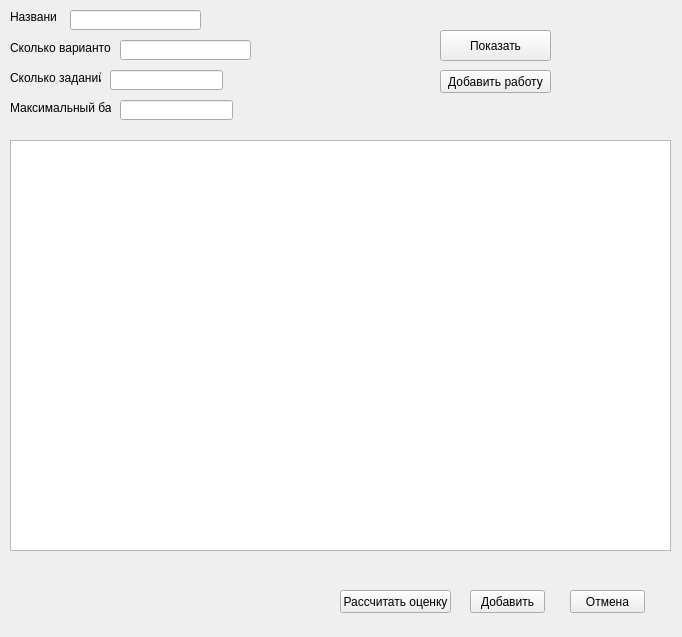
Before: the Qt Designer form for_table.ui in dizonos/StaPoR, drawn with Qt 5.
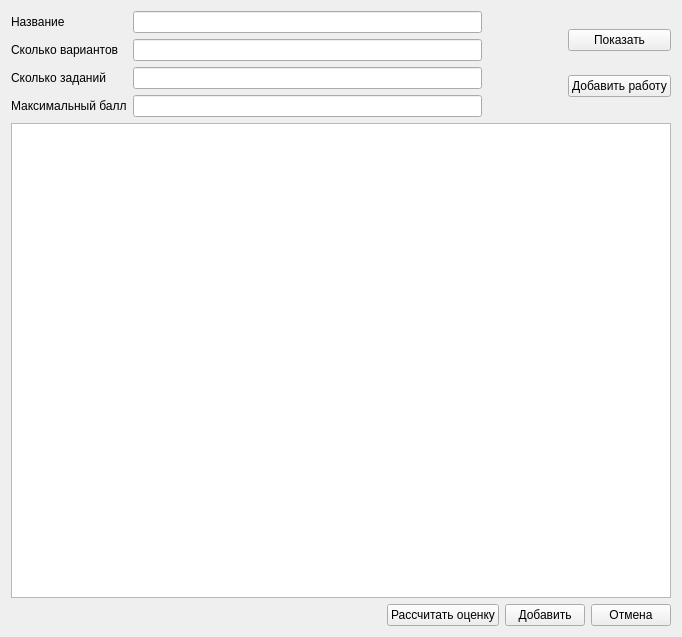
After: the same form once the commit is applied.

What changed in the file:
```diff
--- a/for_table.ui
+++ b/for_table.ui
@@ -13,139 +13,108 @@
   <property name="windowTitle">
    <string>Form</string>
   </property>
-  <widget class="QLineEdit" name="lineEdit">
-   <property name="geometry">
-    <rect>
-     <x>70</x>
-     <y>10</y>
-     <width>131</width>
-     <height>20</height>
-    </rect>
-   </property>
-  </widget>
+  <layout class="QGridLayout" name="gridLayout">
+   <item row="0" column="0">
+    <layout class="QVBoxLayout" name="verticalLayout_2">
+     <item>
+      <layout class="QHBoxLayout" name="horizontalLayout">
+       <item>
+        <layout class="QFormLayout" name="formLayout">
+         <item row="0" column="0">
   <widget class="QLabel" name="label">
-   <property name="geometry">
-    <rect>
-     <x>10</x>
-     <y>10</y>
-     <width>47</width>
-     <height>13</height>
-    </rect>
-   </property>
    <property name="text">
     <string>Название</string>
    </property>
   </widget>
-  <widget class="QTableWidget" name="tableWidget">
-   <property name="geometry">
-    <rect>
-     <x>10</x>
-     <y>140</y>
-     <width>661</width>
-     <height>411</height>
-    </rect>
-   </property>
-   <property name="rowCount">
-    <number>0</number>
-   </property>
-   <property name="columnCount">
-    <number>0</number>
-   </property>
-  </widget>
-  <widget class="QPushButton" name="pushButton">
-   <property name="geometry">
-    <rect>
-     <x>470</x>
-     <y>590</y>
-     <width>75</width>
-     <height>23</height>
-    </rect>
-   </property>
-   <property name="text">
-    <string>Добавить</string>
-   </property>
-  </widget>
-  <widget class="QPushButton" name="pushButton_2">
-   <property name="geometry">
-    <rect>
-     <x>570</x>
-     <y>590</y>
-     <width>75</width>
-     <height>23</height>
-    </rect>
-   </property>
-   <property name="text">
-    <string>Отмена</string>
-   </property>
-  </widget>
-  <widget class="QLineEdit" name="lineEdit_2">
-   <property name="geometry">
-    <rect>
-     <x>120</x>
-     <y>40</y>
-     <width>131</width>
-     <height>20</height>
-    </rect>
-   </property>
-  </widget>
+         </item>
+         <item row="0" column="1">
+          <widget class="QLineEdit" name="lineEdit"/>
+         </item>
+         <item row="1" column="0">
   <widget class="QLabel" name="label_2">
-   <property name="geometry">
-    <rect>
-     <x>10</x>
-     <y>40</y>
-     <width>101</width>
-     <height>16</height>
-    </rect>
-   </property>
    <property name="text">
     <string>Сколько вариантов</string>
    </property>
   </widget>
+         </item>
+         <item row="1" column="1">
+          <widget class="QLineEdit" name="lineEdit_2"/>
+         </item>
+         <item row="2" column="0">
   <widget class="QLabel" name="label_3">
-   <property name="geometry">
-    <rect>
-     <x>10</x>
-     <y>70</y>
-     <width>91</width>
-     <height>16</height>
-    </rect>
-   </property>
    <property name="text">
     <string>Сколько заданий</string>
    </property>
   </widget>
-  <widget class="QLineEdit" name="lineEdit_3">
-   <property name="geometry">
-    <rect>
-     <x>110</x>
-     <y>70</y>
-     <width>113</width>
-     <height>20</height>
-    </rect>
-   </property>
-  </widget>
+         </item>
+         <item row="2" column="1">
+          <widget class="QLineEdit" name="lineEdit_3"/>
+         </item>
+         <item row="3" column="0">
+          <widget class="QLabel" name="label_5">
+           <property name="text">
+            <string>Максимальный балл</string>
+           </property>
+           <property name="scaledContents">
+            <bool>true</bool>
+           </property>
+          </widget>
+         </item>
+         <item row="3" column="1">
+          <widget class="QLineEdit" name="lineEdit_4"/>
+         </item>
+        </layout>
+       </item>
+       <item>
+        <spacer name="horizontalSpacer">
+         <property name="orientation">
+          <enum>Qt::Horizontal</enum>
+         </property>
+         <property name="sizeType">
+          <enum>QSizePolicy::Minimum</enum>
+         </property>
+         <property name="sizeHint" stdset="0">
+          <size>
+           <width>80</width>
+           <height>20</height>
+          </size>
+         </property>
+        </spacer>
+       </item>
+       <item>
+        <layout class="QVBoxLayout" name="verticalLayout">
+         <item>
   <widget class="QPushButton" name="pushButton_3">
-   <property name="geometry">
-    <rect>
-     <x>440</x>
-     <y>30</y>
-     <width>111</width>
-     <height>31</height>
-    </rect>
-   </property>
    <property name="text">
     <string>Показать</string>
    </property>
   </widget>
+         </item>
+         <item>
+          <widget class="QPushButton" name="pushButton_5">
+           <property name="text">
+            <string>Добавить работу</string>
+           </property>
+          </widget>
+         </item>
+        </layout>
+       </item>
+      </layout>
+     </item>
+     <item>
+      <widget class="QTableWidget" name="tableWidget">
+       <property name="rowCount">
+        <number>0</number>
+       </property>
+       <property name="columnCount">
+        <number>0</number>
+       </property>
+      </widget>
+     </item>
+     <item>
+      <layout class="QHBoxLayout" name="horizontalLayout_2">
+       <item>
   <widget class="QLabel" name="progress">
-   <property name="geometry">
-    <rect>
-     <x>30</x>
-     <y>560</y>
-     <width>151</width>
-     <height>21</height>
-    </rect>
-   </property>
    <property name="font">
     <font>
      <family>Times New Roman</family>
@@ -158,58 +127,46 @@
     <string/>
    </property>
   </widget>
+       </item>
+       <item>
+        <spacer name="horizontalSpacer_2">
+         <property name="orientation">
+          <enum>Qt::Horizontal</enum>
+         </property>
+         <property name="sizeHint" stdset="0">
+          <size>
+           <width>40</width>
+           <height>20</height>
+          </size>
+         </property>
+        </spacer>
+       </item>
+       <item>
   <widget class="QPushButton" name="pushButton_4">
-   <property name="geometry">
-    <rect>
-     <x>340</x>
-     <y>590</y>
-     <width>111</width>
-     <height>23</height>
-    </rect>
-   </property>
    <property name="text">
     <string>Рассчитать оценку</string>
    </property>
   </widget>
-  <widget class="QLabel" name="label_5">
-   <property name="geometry">
-    <rect>
-     <x>10</x>
-     <y>100</y>
-     <width>101</width>
-     <height>16</height>
-    </rect>
-   </property>
+       </item>
+       <item>
+        <widget class="QPushButton" name="pushButton">
    <property name="text">
-    <string>Максимальный балл</string>
-   </property>
-   <property name="scaledContents">
-    <bool>true</bool>
-   </property>
-  </widget>
-  <widget class="QLineEdit" name="lineEdit_4">
-   <property name="geometry">
-    <rect>
-     <x>120</x>
-     <y>100</y>
-     <width>113</width>
-     <height>20</height>
-    </rect>
-   </property>
-  </widget>
-  <widget class="QPushButton" name="pushButton_5">
-   <property name="geometry">
-    <rect>
-     <x>440</x>
-     <y>70</y>
-     <width>111</width>
-     <height>23</height>
-    </rect>
-   </property>
+          <string>Добавить</string>
+         </property>
+        </widget>
+       </item>
+       <item>
+        <widget class="QPushButton" name="pushButton_2">
    <property name="text">
-    <string>Добавить работу</string>
-   </property>
-  </widget>
+          <string>Отмена</string>
+         </property>
+        </widget>
+       </item>
+      </layout>
+     </item>
+    </layout>
+   </item>
+  </layout>
  </widget>
  <resources/>
  <connections/>
```
Lines whose indentation alone changed are shown as unchanged.
